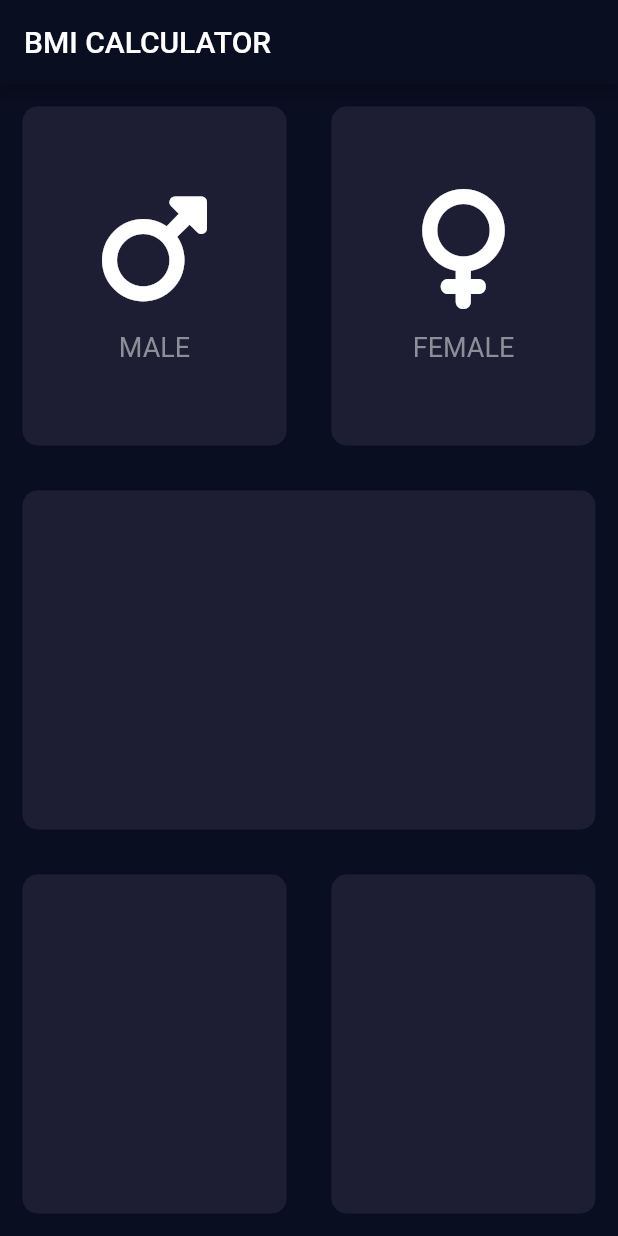
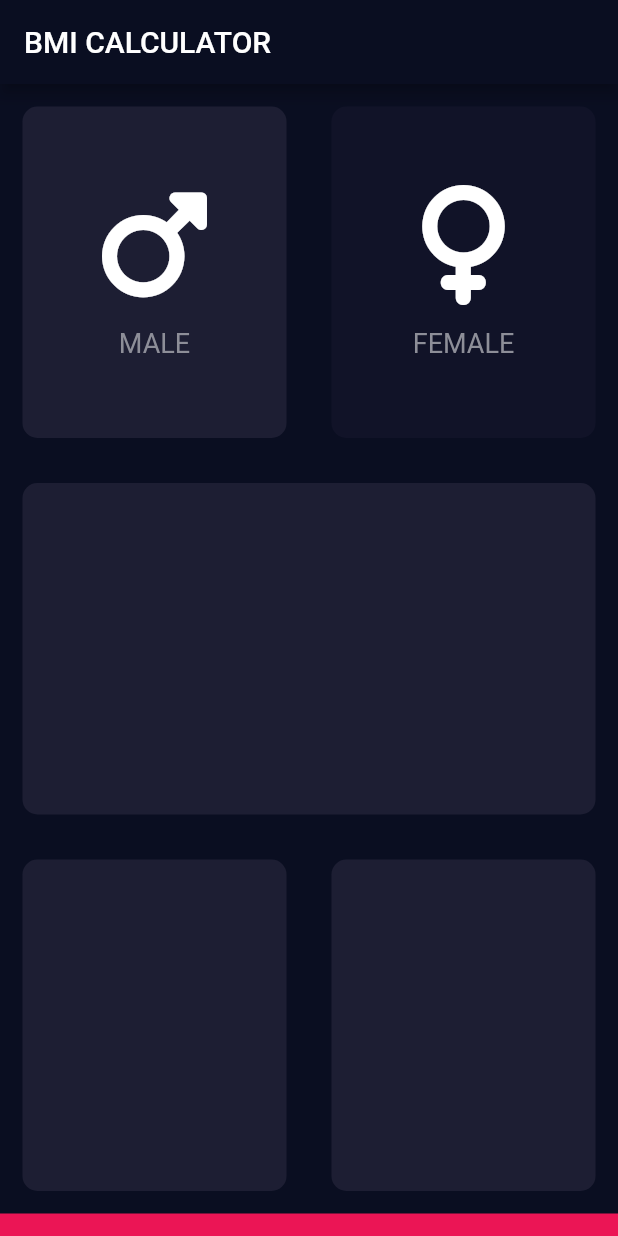
Before and after one commit to dwaynewillmakeit/bmi_calculator_flutter, a Flutter app: the screen it shows after launch, on a phone screen of 412 x 824 dp. Run offline on Flutter 3.47's test engine with Material 2 defaults, Android fonts, the phone set to English and light mode, and no system bars; our stand-ins replace font_awesome_flutter.

Commit message:
Add functionality to highlight the selected gender

```diff
--- /dev/null
+++ b/lib/enums/gender.dart
@@ -0,0 +1,2 @@
+
+enum Gender{male,female}
--- a/lib/pages/input_page.dart
+++ b/lib/pages/input_page.dart
@@ -1,9 +1,11 @@
 import 'package:bmi_calculator_flutter/custom_widgets/icon_content.dart';
 import 'package:bmi_calculator_flutter/custom_widgets/reusable_card.dart';
+import 'package:bmi_calculator_flutter/enums/gender.dart';
 import 'package:flutter/material.dart';
 import 'package:font_awesome_flutter/font_awesome_flutter.dart';
 
-const int activeCardColor = 0xFF1D1E33;
+const activeCardColor = Color(0xFF1D1E33);
+const inActiveCardColor = Color(0xFF111328);
 
 class InputPage extends StatefulWidget {
   @override
@@ -11,6 +13,9 @@ class InputPage extends StatefulWidget {
 }
 
 class _InputPageState extends State<InputPage> {
+
+  Gender selectedGender = Gender.male;
+
   @override
   Widget build(BuildContext context) {
     return Scaffold(
@@ -19,24 +24,40 @@ class _InputPageState extends State<InputPage> {
       ),
       body: Column(
         children: [
-          const Expanded(
+          Expanded(
             child: Row(
               children: [
                 Expanded(
+                  child: GestureDetector(
+                    onTap: () {
+                      setState(() {
+                        selectedGender = Gender.male;
+                      });
+                    },
                     child: ReusableCard(
-                    color: Color(activeCardColor),
-                    cardChild: IconContent(
+                      color: selectedGender == Gender.male? activeCardColor:inActiveCardColor,
+                      cardChild: const IconContent(
                         icon: FontAwesomeIcons.mars,
                         label: "MALE",
                       ),
                     ),
                   ),
+                ),
                 Expanded(
+                  child: GestureDetector(
+                    onTap: () {
+                      setState(() {
+
+                        selectedGender = Gender.female;
+
+                      });
+                    },
                     child: ReusableCard(
-                    color: Color(activeCardColor),
+                      color: selectedGender == Gender.female? activeCardColor:inActiveCardColor,
                       cardChild: IconContent(
                         icon: FontAwesomeIcons.venus,
                         label: "FEMALE",
+                      ),
                     ),
                   ),
                 )
@@ -48,23 +69,24 @@ class _InputPageState extends State<InputPage> {
               margin: const EdgeInsets.all(15.0),
               decoration: BoxDecoration(
                   borderRadius: BorderRadius.circular(10),
-                  color: const Color(activeCardColor)),
+                  color: activeCardColor),
             ),
           ),
           const Expanded(
             child: Row(
               children: [
                 Expanded(
-                  child: ReusableCard(color: Color(activeCardColor)),
+                  child: ReusableCard(color: activeCardColor),
                 ),
                 Expanded(
                   child: ReusableCard(
-                    color: Color(activeCardColor),
+                    color: activeCardColor,
                   ),
                 )
               ],
             ),
           ),
+          Container(color: const Color(0XFFEB1555),height: 15,)
         ],
       ),
     );
```
Lines whose indentation alone changed are shown as unchanged.
